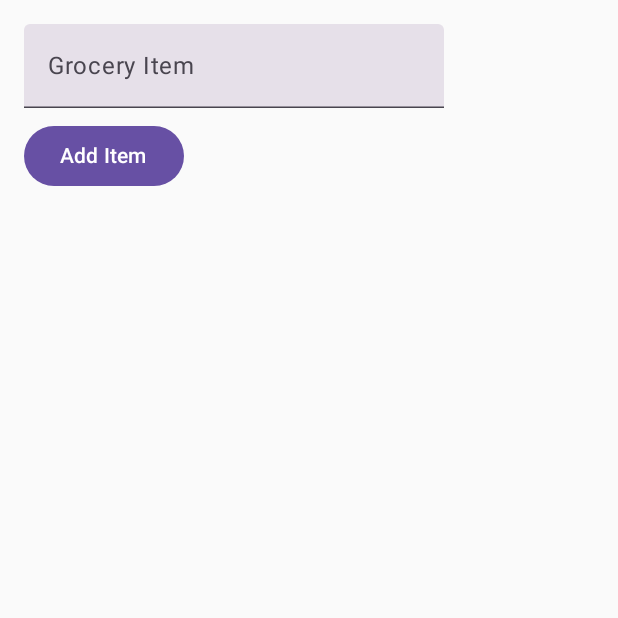
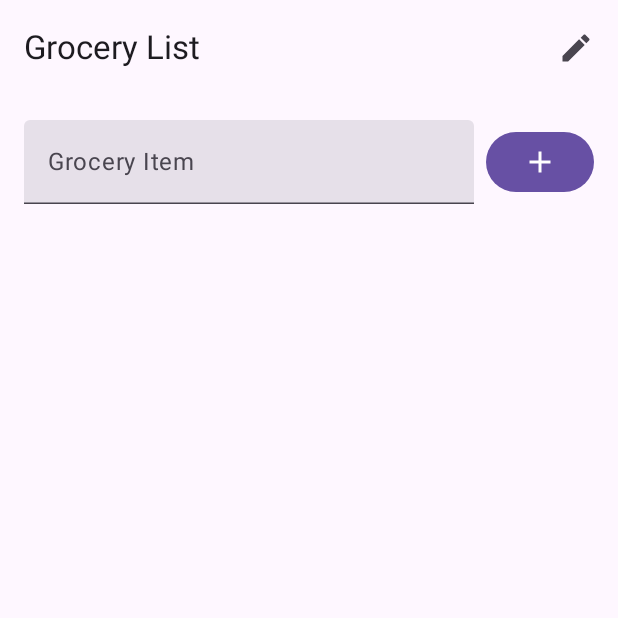
Before and after one commit to kemaladlig/groceryListComposed, an Android app built with Jetpack Compose: the screen it shows after launch (MainActivity), on a phone screen of 412 x 824 dp, the top half of it. Run offline under Robolectric (Android 15) with nearby library versions, the phone set to English and light mode, and no system bars; our stand-ins replace Room's generated code.

Commit message:
app bar added

```diff
--- a/app/src/main/java/com/example/composegrocerylist/MainActivity.kt
+++ b/app/src/main/java/com/example/composegrocerylist/MainActivity.kt
@@ -5,7 +5,17 @@
 import androidx.activity.ComponentActivity
 import androidx.activity.compose.setContent
 import androidx.activity.enableEdgeToEdge
+import androidx.compose.foundation.layout.padding
+import androidx.compose.material.icons.Icons
+import androidx.compose.material.icons.filled.Edit
+import androidx.compose.material3.ExperimentalMaterial3Api
+import androidx.compose.material3.Icon
+import androidx.compose.material3.IconButton
 import androidx.compose.material3.MaterialTheme
+import androidx.compose.material3.Scaffold
+import androidx.compose.material3.Text
+import androidx.compose.material3.TopAppBar
+import androidx.compose.ui.Modifier
 import androidx.lifecycle.ViewModel
 import androidx.lifecycle.ViewModelProvider
 import androidx.lifecycle.viewmodel.compose.viewModel
@@ -15,6 +25,7 @@
 
 
 class MainActivity : ComponentActivity() {
+    @OptIn(ExperimentalMaterial3Api::class)
     override fun onCreate(savedInstanceState: Bundle?) {
         super.onCreate(savedInstanceState)
         enableEdgeToEdge()
@@ -32,7 +43,23 @@
             })[GroceryViewModel::class.java]
 
             MaterialTheme {
-                GroceryListScreen(groceryViewModel)
+                Scaffold(
+                    topBar = {
+                        TopAppBar(
+                            title = { Text("Grocery List") },
+                            actions = {
+                                IconButton(onClick = { /*  */ }) {
+                                    Icon(Icons.Default.Edit, contentDescription = "Liste")
+                                }
+                            }
+                        )
+                    }
+                ) { paddingValues ->
+                    GroceryListScreen(
+                        groceryViewModel = groceryViewModel,
+                        modifier = Modifier.padding(paddingValues)
+                    )
+                }
             }
         }
     }
--- a/app/src/main/java/com/example/composegrocerylist/ui/components/GroceryItemRow.kt
+++ b/app/src/main/java/com/example/composegrocerylist/ui/components/GroceryItemRow.kt
@@ -17,7 +17,7 @@
     Row(
         modifier = Modifier
             .fillMaxWidth()
-            .padding(8.dp),
+            .padding(2.dp),
         horizontalArrangement = Arrangement.SpaceBetween,
         verticalAlignment = Alignment.CenterVertically
     ) {
--- a/app/src/main/java/com/example/composegrocerylist/ui/components/GroceryListScreen.kt
+++ b/app/src/main/java/com/example/composegrocerylist/ui/components/GroceryListScreen.kt
@@ -5,39 +5,59 @@
 import androidx.lifecycle.viewmodel.compose.viewModel
 import androidx.compose.ui.Modifier
 import androidx.compose.foundation.layout.*
+import androidx.compose.material.icons.Icons
+import androidx.compose.material.icons.filled.Add
 import androidx.compose.ui.Alignment
 import androidx.compose.ui.unit.dp
 import com.example.composegrocerylist.ViewModel.GroceryViewModel
 
 
 @Composable
-fun GroceryListScreen(groceryViewModel: GroceryViewModel = viewModel()) {
+fun GroceryListScreen(
+    groceryViewModel: GroceryViewModel,
+    modifier: Modifier = Modifier
+) {
     var itemName by remember { mutableStateOf("") }
 
     Column(
-        modifier = Modifier
+        modifier = modifier
             .fillMaxSize()
             .padding(16.dp),
         verticalArrangement = Arrangement.spacedBy(8.dp),
         horizontalAlignment = Alignment.Start
     ) {
+        Row(
+            verticalAlignment = Alignment.CenterVertically,
+            horizontalArrangement = Arrangement.spacedBy(8.dp)
+        ) {
             TextField(
                 value = itemName,
-            onValueChange = { itemName = it },
-            label = { Text("Grocery Item") }
+                onValueChange = { newValue ->
+                    itemName = newValue.capitalize()
+                },
+                label = { Text("Grocery Item") },
+                modifier = Modifier.weight(1f)
             )
 
             Button(onClick = {
                 if (itemName.isNotBlank()) {
                     groceryViewModel.addGroceryItem(itemName)
-                itemName = "" // Clear input field
+                    itemName = "" // Reset the input field
                 }
             }) {
-            Text("Add Item")
+                Icon(
+                    imageVector = Icons.Default.Add,
+                    contentDescription = "Add Item"
+                )
+            }
         }
 
-        Spacer(modifier = Modifier.height(16.dp))
+        Spacer(modifier = Modifier.height(8.dp))
 
         GroceryList(groceryViewModel)
     }
 }
+
+fun String.capitalize(): String {
+    return this.replaceFirstChar { if (it.isLowerCase()) it.titlecase() else it.toString() }
+}
```
Lines whose indentation alone changed are shown as unchanged.
